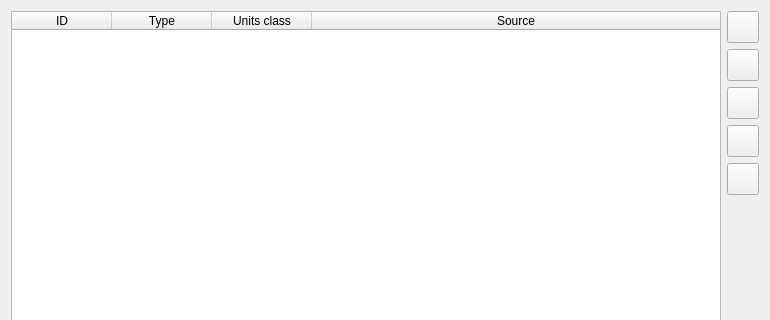
This is src/apps/openfluid-builder/datastore/DatastoreWidget.ui in jylfc0307/OpenFluidPlus as Qt 5 draws it before an edit; both pictures show x 0 to 770 and y 0 to 320 of the 770 by 588 pixel window. The edited form follows.
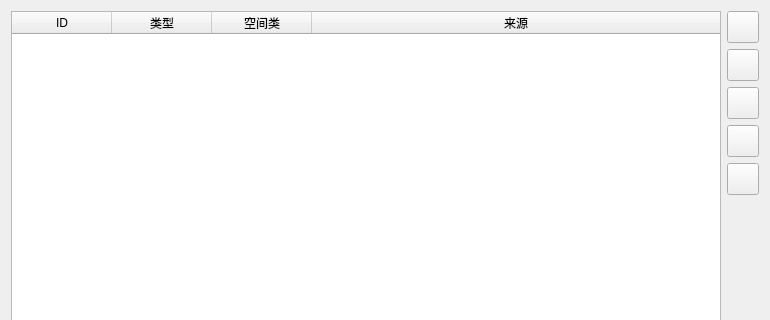
This is the edited form.

What changed in the file:
```diff
--- a/src/apps/openfluid-builder/datastore/DatastoreWidget.ui
+++ b/src/apps/openfluid-builder/datastore/DatastoreWidget.ui
@@ -41,17 +41,17 @@
      </column>
      <column>
       <property name="text">
-       <string>Type</string>
+       <string>类型</string>
       </property>
      </column>
      <column>
       <property name="text">
-       <string>Units class</string>
+       <string>空间类</string>
       </property>
      </column>
      <column>
       <property name="text">
-       <string>Source</string>
+       <string>来源</string>
       </property>
      </column>
     </widget>
```
